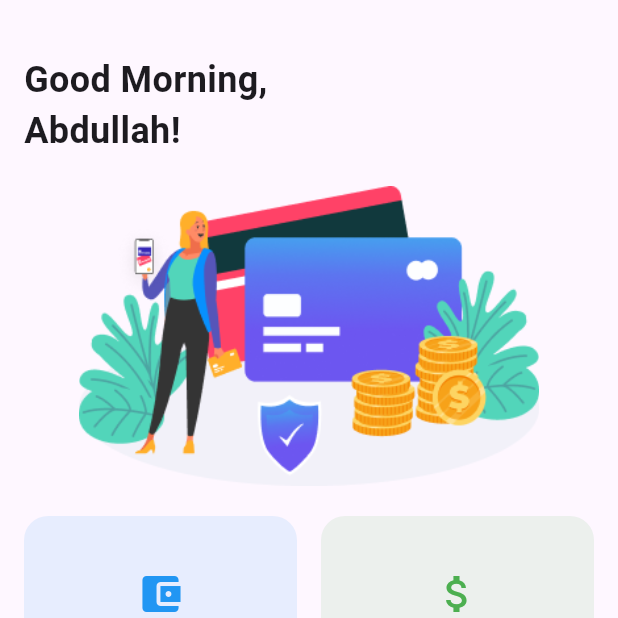
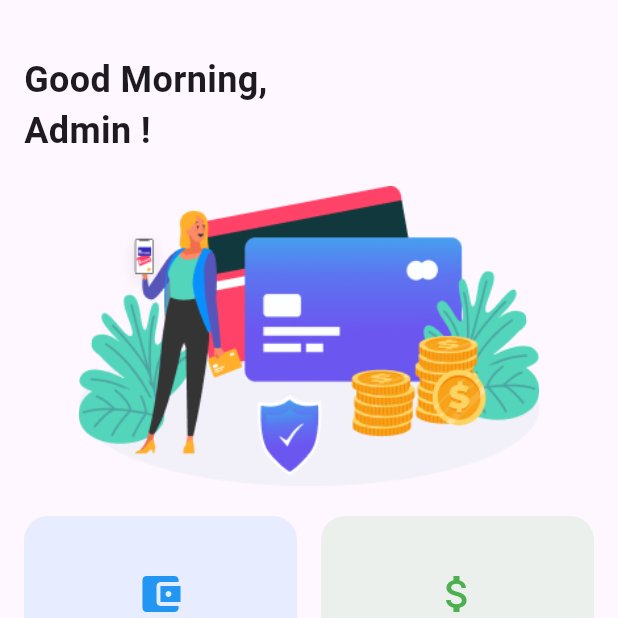
Before and after one commit to MohdSameer4532/MeeranaBanking, a Flutter app: the screen it shows after launch, on a phone screen of 412 x 824 dp, the top half of it. Run offline on Flutter 3.47's test engine with Material 3 defaults, Android fonts, the phone set to English and light mode, and no system bars; our stand-ins replace fl_chart.

Commit message:
Merge branch 'main' of https://github.com/fahadcareeer/MeeranaBanking

```diff
--- a/lib/welcome_page.dart
+++ b/lib/welcome_page.dart
@@ -11,7 +11,7 @@ class WelcomePage extends StatelessWidget {
     final hour = DateTime.now().hour;
     if (hour < 12) {
       return 'Good Morning,';
-    } else if (hour < 18) {
+    } else if (hour < 17) {
       return 'Good Afternoon,';
     } else {
       return 'Good Evening,';
@@ -37,7 +37,7 @@ class WelcomePage extends StatelessWidget {
                   ),
                 ),
                 const Text(
-                  'Abdullah!',
+                  'Admin !',
                   style: TextStyle(
                     fontSize: 24,
                     fontWeight: FontWeight.bold,
```
